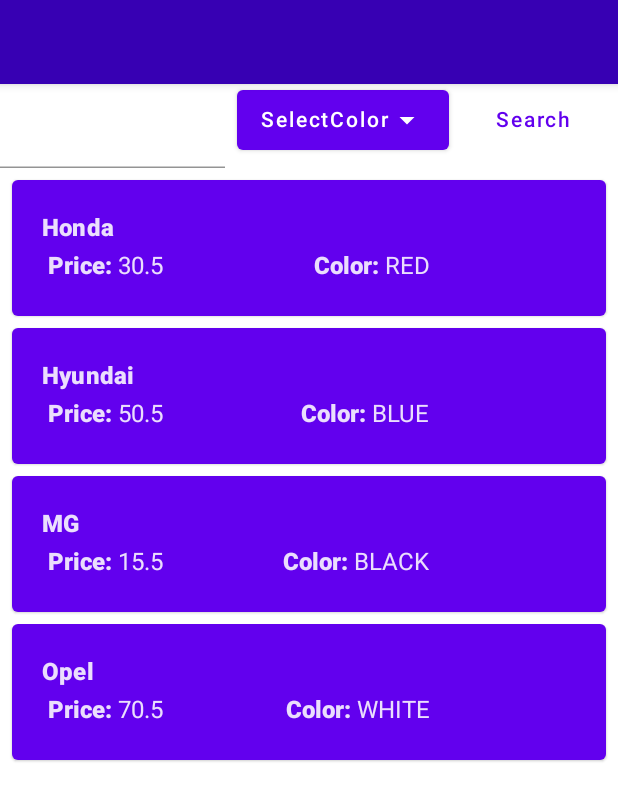
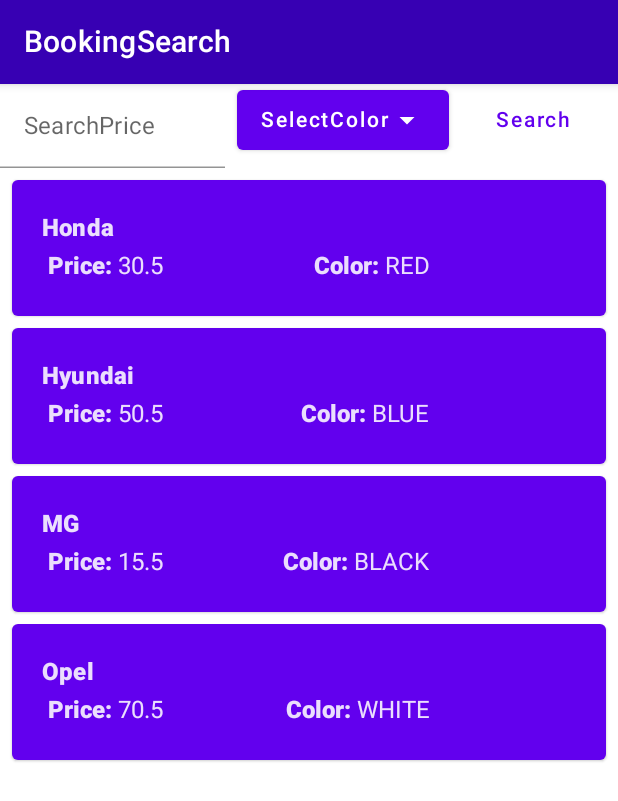
Before and after one commit to mohammedragabmohammedborik/GCTask, an Android app built with Jetpack Compose: the screen it shows after launch (MainActivity), on a phone screen of 412 x 824 dp. Shown: the top 801 px of the screen. Run offline under Robolectric (Android 15) with nearby library versions, the phone set to English and light mode, and no system bars.

Commit message:
create details screen

```diff
--- a/app/src/main/java/com/mohammedragab/gctask/MainActivity.kt
+++ b/app/src/main/java/com/mohammedragab/gctask/MainActivity.kt
@@ -1,25 +1,32 @@
 package com.mohammedragab.gctask
-
 import android.os.Bundle
 import android.util.Log
+import android.widget.Toast
 import androidx.activity.ComponentActivity
 import androidx.activity.compose.setContent
 import androidx.activity.viewModels
 import androidx.compose.foundation.layout.fillMaxSize
+import androidx.compose.foundation.layout.padding
 import androidx.compose.material.*
-import androidx.compose.material.icons.Icons
-import androidx.compose.material.icons.filled.Favorite
 import androidx.compose.runtime.*
 import androidx.compose.runtime.saveable.rememberSaveable
 import androidx.compose.ui.Modifier
 import androidx.compose.ui.platform.LocalContext
 import androidx.compose.ui.res.colorResource
-import androidx.compose.ui.tooling.preview.Preview
+import androidx.compose.ui.res.stringResource
+import androidx.navigation.NavHostController
+import androidx.navigation.NavType
+import androidx.navigation.compose.NavHost
+import androidx.navigation.compose.composable
+import androidx.navigation.compose.rememberNavController
+import androidx.navigation.navArgument
 import com.mohammedragab.gctask.data.Carmodel
 import com.mohammedragab.gctask.mainview.DetailsCarModel
 import com.mohammedragab.gctask.mainview.ItemList
+import com.mohammedragab.gctask.mainview.ShowEmptyMessage
 import com.mohammedragab.gctask.presentationlayer.SearchViewModel
 import com.mohammedragab.gctask.ui.theme.GCTaskTheme
+import com.mohammedragab.gctask.utility.Utilities
 
 class MainActivity : ComponentActivity() {
     private val searchViewModel by viewModels<SearchViewModel>()
@@ -35,11 +42,9 @@ class MainActivity : ComponentActivity() {
 @Composable
 fun MainViewScreen(searchViewModel: SearchViewModel)
 {
-    var currentScreen by rememberSaveable { mutableStateOf("Booking Search") }
+    var currentScreen by rememberSaveable { mutableStateOf("") }
+    val navController = rememberNavController()
     GCTaskTheme() {
-
-
-
         Scaffold(topBar = {
             TopAppBar(
                 title = {
@@ -48,60 +53,103 @@ fun MainViewScreen(searchViewModel: SearchViewModel)
                 backgroundColor = colorResource(id = R.color.purple_700)
             )
         }) { innerPadding ->
-
             Surface(
                 modifier = Modifier.fillMaxSize(),
                 color = MaterialTheme.colors.background
             ) {
+                NavHost(
+                    navController = navController,
+                    startDestination = Utilities.BOOKINGSEARCH,
+                    modifier = Modifier.padding(innerPadding)
+                ) {
+                    composable(Utilities.BOOKINGSEARCH) {
+                        currentScreen= stringResource(R.string.booking_search)
+                        SearchScreen(searchViewModel = searchViewModel, navController = navController)
+                    }
+                    composable("${Utilities.CARSCREENDETAILS}/{brand}/{color}/{currency}/{model}/{plate_number}/{unit_price}",
+                        arguments=listOf(
+                            navArgument("brand") {
+                                type = NavType.StringType
+                            },
+                            navArgument("color") {
+                                type = NavType.StringType
+                            },
+                            navArgument("currency") {
+                                type = NavType.StringType
+                            },
+                            navArgument("model") {
+                                type = NavType.IntType
+                            },
+                            navArgument("plate_number") {
+                                type = NavType.StringType
+                            },
+                            navArgument("unit_price") {
+                                type = NavType.FloatType
+                            }
+                        )) {backStackEntry->
+                        currentScreen= stringResource(R.string.car_model_details)
+                        val brandName=backStackEntry.arguments?.getString("brand")
+                        val color=backStackEntry.arguments?.getString("color")
+                        val currency=backStackEntry.arguments?.getString("currency")
+                        val model=backStackEntry.arguments?.getInt("model")
+                        val plate_number=backStackEntry.arguments?.getString("plate_number")
+                        val unit_price=backStackEntry.arguments?.getFloat("unit_price")
 
-                currentScreen= searchViewModel.screenNameState.value
-                val carModels= searchViewModel.carmodelsState.value
-                if(!currentScreen.isNullOrEmpty()){
-                    DetailsCarModel(carModels)
-                }else{
-                    SearchScreen(searchViewModel = searchViewModel)
+                        DetailsCarModel(Carmodel(brandName!!,color!!,currency!!,model!!,plate_number!!,unit_price!!))
+                    }
+
+                    composable("${Utilities.EmptyScreen}/{message}",
+                        arguments=listOf(
+                        navArgument("message") {
+                            type = NavType.StringType
+                        }
+                    )) {backStackEntry->
+                        currentScreen= stringResource(R.string.booking_search)
+                        val message=backStackEntry.arguments?.getString("message")
+                        message?.let {
+
+                            ShowEmptyMessage(it)
+                        }
+                    }
 
                 }
 
-                Log.w("TAG", "MainViewScreen:$currentScreen " )
-                Log.w("TAG", "MainViewScreen:$carModels" )
-
-
             }
         }
+
     }
 }
 
 @Composable
-fun SearchScreen(searchViewModel: SearchViewModel){
+fun SearchScreen(searchViewModel: SearchViewModel,navController: NavHostController){
    // val input=LocalContext.current.resources.assets.open("cars_success.json")
-    val json_string = LocalContext.current.resources.assets.open("cars_success.json").bufferedReader().use{
+    val jsonStringCarSuccess = LocalContext.current.resources.assets.open("cars_success.json").bufferedReader().use{
         it.readText()
     }
+
     rememberSaveable{
-        mutableListOf(searchViewModel.getAlCarAvailble(json_string))
+        mutableListOf(searchViewModel.getAlCarAvailble(jsonStringCarSuccess))
+    }
+
+    ItemList(
+            searchViewModel.carsmodelList!!
+        , Utilities.colorList, buttonText = stringResource(R.string.search),onButtonSearchClicked ={searchViewModel.searchForAvailableCar(it,jsonStringCarSuccess)}
+    , onItemClicked = {carmodel-> navigatToOtherScreen(navController = navController,
+                "${Utilities.CARSCREENDETAILS}/${carmodel.brand}/${carmodel.color}/${carmodel.currency}/${carmodel.model}/${carmodel.plate_number}/${carmodel.unit_price}")}
+        ,searchViewModel::updateCheckForEmptyData)
+
+    var meesagee by rememberSaveable { mutableStateOf("") }
+
+
+    meesagee=   searchViewModel.messageEmptyData
+    if (meesagee.isNotEmpty()){
+        searchViewModel.updateCheckForEmptyData("")
+        navigatToOtherScreen(navController = navController,"${Utilities.EmptyScreen}/$meesagee")
+
     }
 
 
-        ItemList(
-            searchViewModel.carsmodelList!!
-        , listOf("Red","Blue","Green","Yellow"), onButtonSearchClicked ={searchViewModel.searchForAvailableCar(it,json_string)}
-    , onItemClicked = searchViewModel::getCarModelToNavigate)
-
 }
-
-@Preview(showBackground = true)
-@Composable
-fun DefaultPreview() {
-    GCTaskTheme {
-//        ItemList(
-//            listOf(Carmodel("bmw","Red","EG"
-//                ,2,"",20.4),Carmodel("bmw","Red","EG"
-//                ,2,"",20.4),Carmodel("bmw","Red","EG"
-//                ,2,"",20.4),Carmodel("bmw","Red","EG"
-//                ,2,"",20.4),Carmodel("bmw","Red","EG"
-//                ,2,"",20.4),Carmodel("bmw","Red","EG"
-//                ,2,"",20.4)), listOf("Red","Blue","Red"),{},)
-
-    }
+private fun navigatToOtherScreen(navController: NavHostController, screenName: String) {
+    navController.navigate(screenName)
 }
--- a/app/src/main/java/com/mohammedragab/gctask/data/Carmodel.kt
+++ b/app/src/main/java/com/mohammedragab/gctask/data/Carmodel.kt
@@ -8,5 +8,5 @@ data class Carmodel(
     val currency: String,
     val model: Int,
     val plate_number: String,
-    val unit_price: Double
+    val unit_price: Float
 ):Serializable
--- a/app/src/main/java/com/mohammedragab/gctask/mainview/MainViewSearch.kt
+++ b/app/src/main/java/com/mohammedragab/gctask/mainview/MainViewSearch.kt
@@ -16,19 +16,22 @@ import androidx.compose.runtime.*
 import androidx.compose.runtime.saveable.rememberSaveable
 import androidx.compose.ui.Modifier
 import androidx.compose.ui.res.stringResource
+import androidx.compose.ui.text.font.FontFamily
 import androidx.compose.ui.text.font.FontWeight
 import androidx.compose.ui.text.input.KeyboardType
 import androidx.compose.ui.unit.dp
 import com.mohammedragab.gctask.data.Carmodel
 import com.mohammedragab.gctask.data.SearchRequest
+import com.mohammedragab.gctask.utility.Utilities
 
 
 @Composable
 fun CarItem(carmodel: Carmodel,onclick:()->Unit){
     Card(
         backgroundColor = MaterialTheme.colors.primary,
-        modifier = Modifier.padding(vertical = 4.dp, horizontal = 8.dp).
-        clickable(onClick = onclick)
+        modifier = Modifier
+            .padding(vertical = 4.dp, horizontal = 8.dp)
+            .clickable(onClick = onclick)
 
     ) {
         ItemContent(carmodel)
@@ -91,20 +94,21 @@ fun ItemContent(carmodel: Carmodel){
 }
 
 @Composable
-fun ItemList(carModelList:List<Carmodel>,colorList:List<String>,
-             onButtonSearchClicked: (SearchRequest) -> Unit,onItemClicked: (Carmodel,String) -> Unit) {
+fun ItemList(carModelList:List<Carmodel>,colorList:List<String>,buttonText: String,
+             onButtonSearchClicked: (SearchRequest) -> Unit,onItemClicked: (Carmodel) -> Unit,checkItem: (String) -> Unit) {
     Column(
         modifier = Modifier
             .fillMaxWidth()
             .fillMaxHeight()){
-        TodoItemEntryInput(colorList = colorList, onButtonSearchClicked = onButtonSearchClicked)
+        TodoItemEntryInput(colorList = colorList, onButtonSearchClicked = onButtonSearchClicked, buttonText =buttonText )
 
+        if (carModelList.isEmpty()){
+               // checkItem("no cars available")
+        }
         LazyColumn(modifier = Modifier.padding(vertical = 4.dp)) {
 
             items(items = carModelList) { carModel ->
-                CarItem(carmodel = carModel, onclick ={onItemClicked(carModel,
-                                   "CarModelDetails"
-                                ) })
+                CarItem(carmodel = carModel, onclick ={onItemClicked(carModel) })
             }
         }
     }
@@ -114,12 +118,12 @@ fun ItemList(carModelList:List<Carmodel>,colorList:List<String>,
 @Composable
 fun TodoItemEntryInput(colorList:List<String>, onButtonSearchClicked: (SearchRequest) -> Unit, buttonText: String = "Search") {
     val (text, onTextChange) = rememberSaveable { mutableStateOf("") }
-    val (selectedColor,onSelectedItem) = rememberSaveable{ mutableStateOf("SelectColor") }
+    val (selectedColor,onSelectedItem) = rememberSaveable{ mutableStateOf(Utilities.SELECTCOLOR) }
 
     val submit = {
         onButtonSearchClicked(SearchRequest(text, selectedColor))
          //   onTextChange("")
-       // onSelectedItem("SelectColor")
+       onSelectedItem(Utilities.SELECTCOLOR)
     }
     Row(Modifier.fillMaxWidth()) {
         SearchInputPrice(
@@ -144,7 +148,8 @@ fun SearchInputPrice(
                 text = text,
                 onTextChange = onTextChange,
                 modifier = Modifier
-                    .padding(end = 8.dp).width(150.dp),
+                    .padding(end = 8.dp)
+                    .width(150.dp),
                 onImeAction = submit
             )
 
@@ -182,6 +187,10 @@ fun ColorSelection(colorList:List<String>,selectedColor:String,onSelectedItem:(S
         }
 
     }
+}
 
-
+@Composable
+fun ShowEmptyMessage(meesage:String) {
+    Log.w("TAG", "ShowEmptyMessage:$meesage " )
+        Text(text=meesage,fontWeight = FontWeight.Black)
 }
--- a/app/src/main/java/com/mohammedragab/gctask/mainview/SearchComponet.kt
+++ b/app/src/main/java/com/mohammedragab/gctask/mainview/SearchComponet.kt
@@ -1,12 +1,8 @@
 package com.mohammedragab.gctask.mainview
-
 import androidx.compose.foundation.shape.CircleShape
 import androidx.compose.foundation.text.KeyboardActions
 import androidx.compose.foundation.text.KeyboardOptions
-import androidx.compose.material.Text
-import androidx.compose.material.TextButton
-import androidx.compose.material.TextField
-import androidx.compose.material.TextFieldDefaults
+import androidx.compose.material.*
 import androidx.compose.runtime.Composable
 import androidx.compose.ui.ExperimentalComposeUiApi
 import androidx.compose.ui.Modifier
@@ -14,6 +10,7 @@ import androidx.compose.ui.graphics.Color
 import androidx.compose.ui.platform.LocalSoftwareKeyboardController
 import androidx.compose.ui.text.input.ImeAction
 import androidx.compose.ui.text.input.KeyboardType
+import com.mohammedragab.gctask.utility.Utilities
 
 @OptIn(ExperimentalComposeUiApi::class)
 @Composable
@@ -28,7 +25,7 @@ fun InputText(
         value = text,
         onValueChange = onTextChange,
         colors = TextFieldDefaults.textFieldColors(backgroundColor = Color.Transparent),
-        maxLines = 1,
+        maxLines = 1,label = { Text(Utilities.SEARCHPRICE) },
         keyboardOptions = KeyboardOptions.Default.copy(imeAction = ImeAction.Done
             , keyboardType = KeyboardType.Number),
         keyboardActions = KeyboardActions(onDone = {
--- /dev/null
+++ b/app/src/main/java/com/mohammedragab/gctask/utility/Utilities.kt
@@ -0,0 +1,15 @@
+package com.mohammedragab.gctask.utility
+
+class Utilities {
+    companion object Constant {
+        const val  BOOKINGSEARCH:String="BookingSearch"
+        const val  CARSCREENDETAILS:String="CarModelDetails"
+        const val  SELECTCOLOR:String="SelectColor"
+        const val  SEARCHPRICE:String="SearchPrice"
+        const val  EmptyScreen:String="EmptyScreen"
+
+        // constant list of data just for simple usage
+        val colorList= listOf<String>("Red","Blue","Black","White","Green")
+
+    }
+}
--- a/app/src/main/res/values/strings.xml
+++ b/app/src/main/res/values/strings.xml
@@ -6,6 +6,9 @@
     <string name="model">"Model: "</string>
     <string name="plate_number">"PlateNumber: "</string>
     <string name="car_model_details">CarModelDetails</string>
+    <string name="booking_search">BookingSearch</string>
+    <string name="search">Search</string>
+    <string name="not_availble_car">no cars available</string>
 
 
 </resources>
```
Also changed, not shown: app/src/main/java/com/mohammedragab/gctask/mainview/DetailsCarModel.kt (+4 -5 lines), app/src/main/java/com/mohammedragab/gctask/presentationlayer/SearchViewModel.kt (+23 -46 lines).
